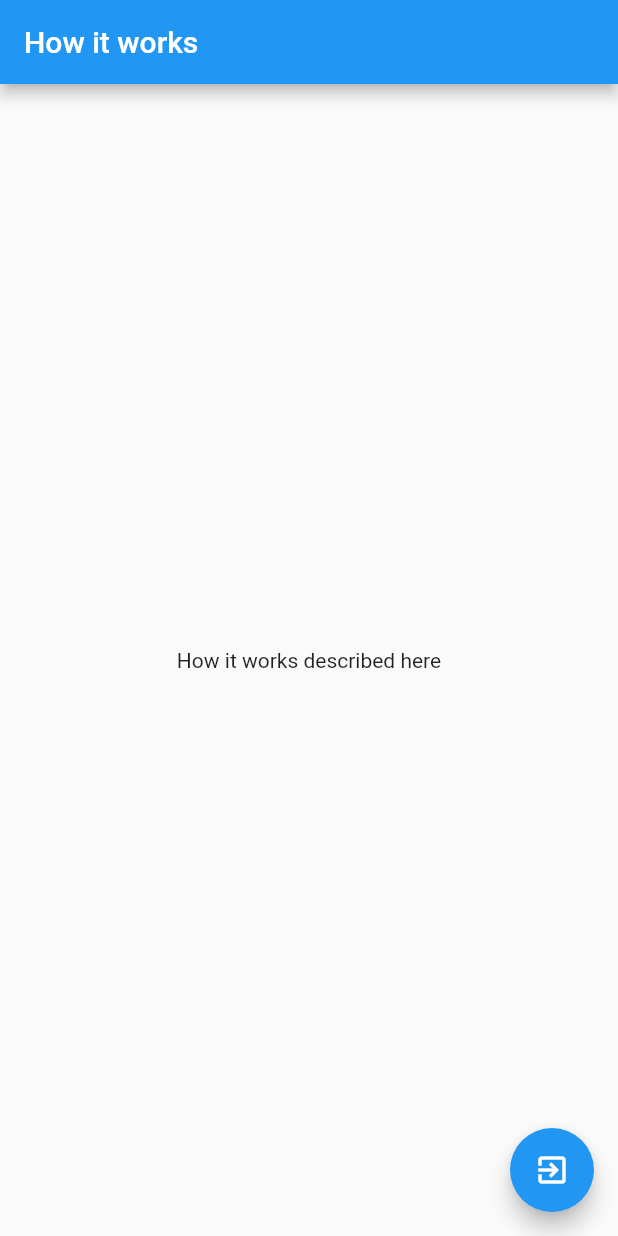
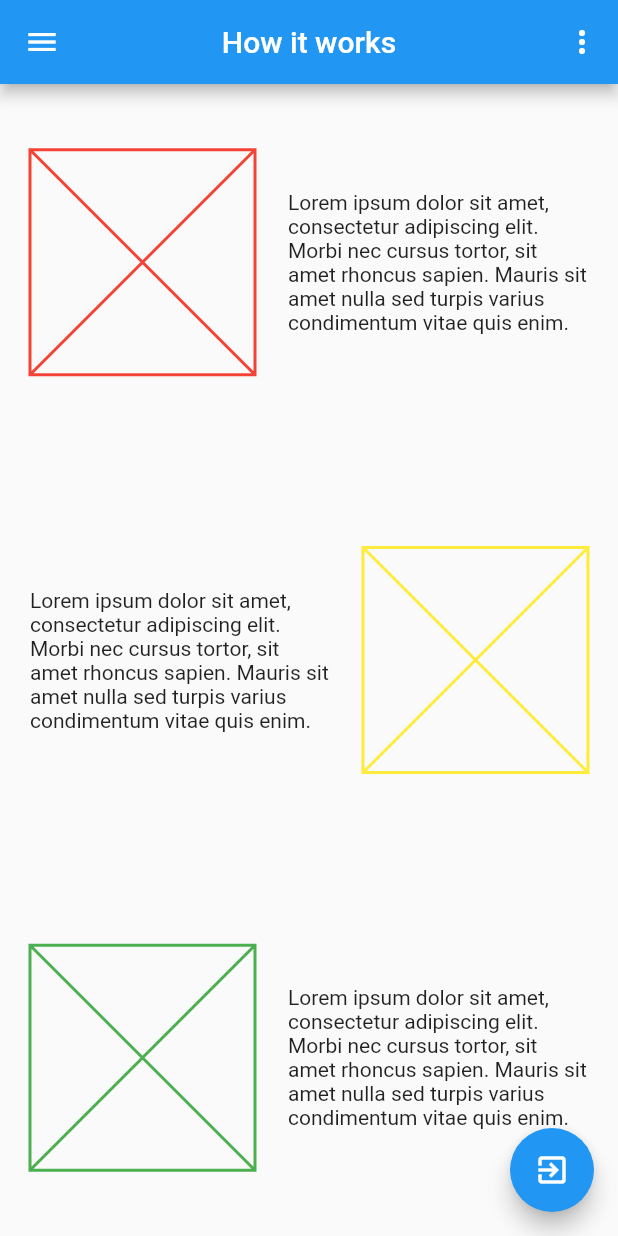
Before and after one commit to flutterfare/group_project_1, a Flutter app: the screen it shows after launch, on a phone screen of 412 x 824 dp. Run offline on Flutter 3.47's test engine with Material 2 defaults, Android fonts, the light colour scheme and no system bars.

Commit message:
Implement a shell for "How it works" screen

```diff
--- a/lib/screens/how_it_works_screen.dart
+++ b/lib/screens/how_it_works_screen.dart
@@ -10,19 +10,100 @@
   Widget build(BuildContext context) {
     return Scaffold(
         appBar: AppBar(
+          centerTitle: true,
           title: Text('How it works'),
-        ),
-        body: Center(
-          child: Center(
-            child: Text(
-              'How it works described here',
+          actions: <Widget>[
+            PopupMenuButton(
+              onSelected: (value) {},
+              itemBuilder: (BuildContext context) {
+                return [
+                  PopupMenuItem(
+                    value: 'A',
+                    child: Text('Soon'),
+                    ),
+                ];
+              },
+              ),
+          ],
+          ),
+
+        drawer: Text(
+          'Soon',
+          style: TextStyle(
+            fontSize: 80,
+            fontWeight: FontWeight.bold,
             ),
           ),
-        ),
+
+        body: Padding(
+          padding: EdgeInsets.all(20),
+          child: Column(
+            mainAxisAlignment: MainAxisAlignment.spaceAround,
+            children: <Widget>[
+              Row(
+                mainAxisAlignment: MainAxisAlignment.spaceBetween,
+                children: [
+                  Container(
+                    width: 150,
+                    height: 150,
+                    child: Placeholder(
+                      color: Colors.red,
+                      ),
+                    ),
+                  Container(
+                    width: 200,
+                    child: Text(
+                        'Lorem ipsum dolor sit amet, consectetur adipiscing elit. Morbi nec cursus tortor, sit amet rhoncus sapien. Mauris sit amet nulla sed turpis varius condimentum vitae quis enim.'),
+                    ),
+                ],
+                ),
+              SizedBox(
+                height: 20,
+                ),
+              Row(
+                mainAxisAlignment: MainAxisAlignment.spaceBetween,
+                children: [
+                  Container(
+                    width: 200,
+                    child: Text(
+                        'Lorem ipsum dolor sit amet, consectetur adipiscing elit. Morbi nec cursus tortor, sit amet rhoncus sapien. Mauris sit amet nulla sed turpis varius condimentum vitae quis enim.'),
+                    ),
+                  Container(
+                    width: 150,
+                    height: 150,
+                    child: Placeholder(
+                      color: Colors.yellow,
+                      ),
+                    ),
+                ],
+                ),
+              SizedBox(
+                height: 20,
+                ),
+              Row(
+                mainAxisAlignment: MainAxisAlignment.spaceBetween,
+                children: [
+                  Container(
+                    width: 150,
+                    height: 150,
+                    child: Placeholder(
+                      color: Colors.green,
+                      ),
+                    ),
+                  Container(
+                    width: 200,
+                    child: Text(
+                        'Lorem ipsum dolor sit amet, consectetur adipiscing elit. Morbi nec cursus tortor, sit amet rhoncus sapien. Mauris sit amet nulla sed turpis varius condimentum vitae quis enim.'),
+                    ),
+                ],
+                ),
+            ],
+            ),
+          ),
         floatingActionButton: FloatingActionButton(
           onPressed: _exit,
           tooltip: 'Exit',
           child: Icon(Icons.exit_to_app),
-        ));
+          ));
   }
 }
--- a/lib/screens/splash_screen.dart
+++ b/lib/screens/splash_screen.dart
@@ -12,7 +12,7 @@
 }
 
 class SplashScreenState extends State<SplashScreen> {
-  bool _initialized = false;
+  bool _initialized = false; // not used yet
 
   @override
   void initState() {
```
